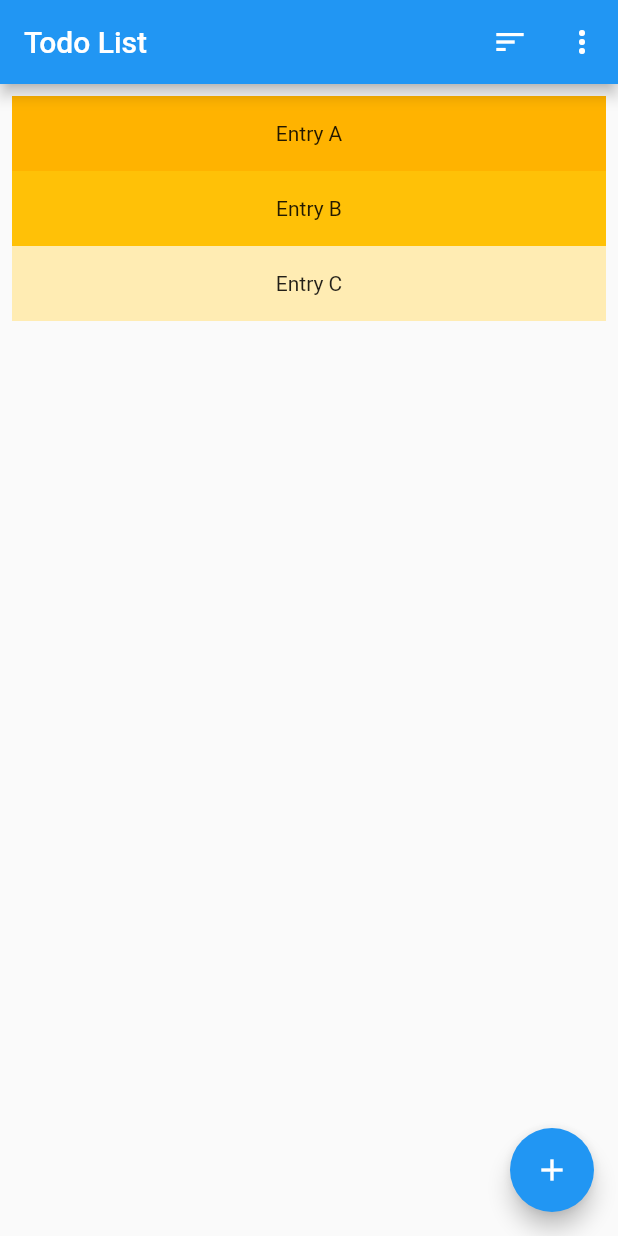
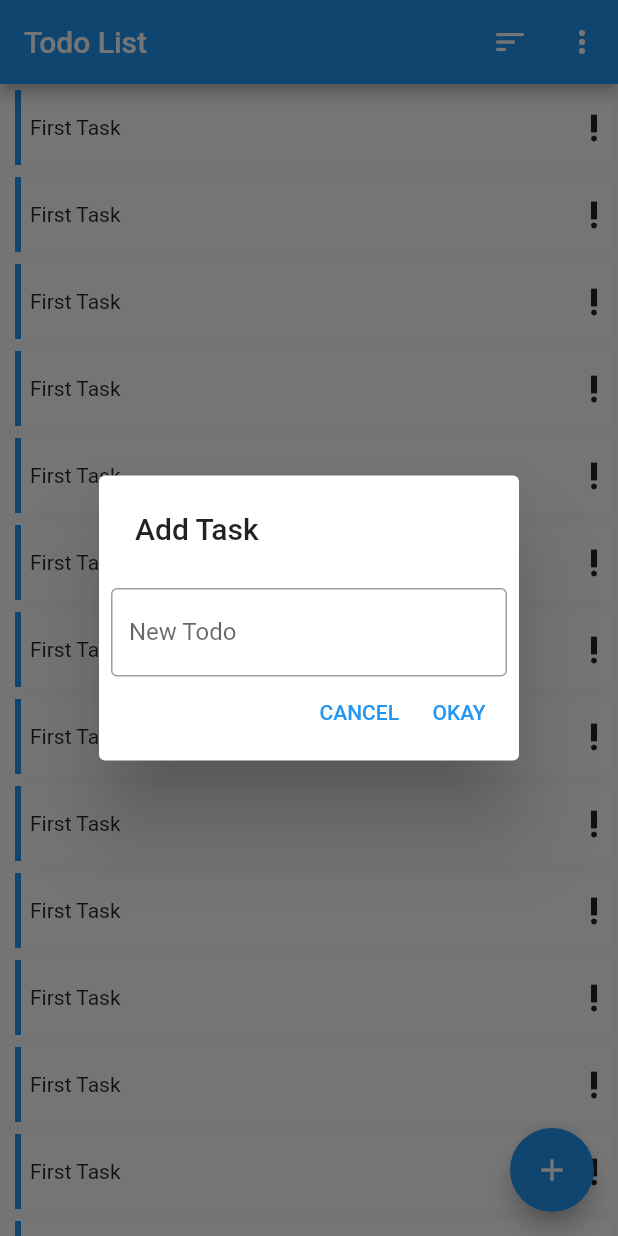
Before and after one commit to shashankdaima/flutter_todo, a Flutter app: the screen it shows after launch, after a tap on the "add" icon, on a phone screen of 412 x 824 dp. Run offline on Flutter 3.47's test engine with Material 2 defaults, Android fonts, the phone set to English and light mode, and no system bars; our stand-ins replace fluttertoast, google_fonts.

```diff
--- /dev/null
+++ b/lib/data/Todo.dart
@@ -0,0 +1,11 @@
+
+class Todo{
+  final int id;
+  final String title;
+  final DateTime currentTime=DateTime.now();
+
+  Todo({
+    required this.id,
+    required this.title
+  });
+}
--- a/lib/presentation/home.dart
+++ b/lib/presentation/home.dart
@@ -7,16 +7,16 @@ class Home extends StatefulWidget {
   @override
   _HomeState createState() => _HomeState();
 }
+
 final List<String> entries = <String>['A', 'B', 'C'];
 final List<int> colorCodes = <int>[600, 500, 100];
-
 
 class _HomeState extends State<Home> {
   @override
   Widget build(BuildContext context) {
     return Scaffold(
       appBar: AppBar(
-        title: Text("Todo List "),
+        title: Text("Todo List"),
         actions: <Widget>[
           IconButton(
             icon: Icon(
@@ -35,21 +35,57 @@ class _HomeState extends State<Home> {
           ),
         ],
       ),
-      body:ListView.builder(
-          itemCount: entries.length,padding:const EdgeInsets.all(8),
+      body: ListView.builder(
+          itemCount: 30,
           itemBuilder: (BuildContext context, int index) {
             return Container(
               height: 50,
-              color: Colors.amber[colorCodes[index]],
-              child: Center(child: Text('Entry ${entries[index]}')),
+              color: Colors.white,
+              child: Row(
+                children: [
+                  VerticalDivider(color: Colors.blue, thickness: 4),
+                  Text('First Task'),
+                  Spacer(),
+                  Icon(
+                    Icons.priority_high_outlined,
+                  ),
+                ],
+              ),
+              margin: const EdgeInsets.all(4),
             );
-          }
+          }),
+      floatingActionButton: FloatingActionButton(
+          onPressed: () {
+             showDialog(
+              context: context,
+              builder: (ctx) => AlertDialog(
+                title: Text("Add Task"),
+                actions: <Widget>[
+                  TextFormField(
+                    initialValue: '',
+                    decoration: InputDecoration(
+                      labelText: 'New Todo',
+                      border: OutlineInputBorder(),
 
-      )
-      ,
-      floatingActionButton: FloatingActionButton(onPressed: () {  },
-          child: const Icon(Icons.add)
-      ),
+                    ),
+
+
+                  ),
+                  Row(
+                    children: [
+                    TextButton(
+                          onPressed: () => makeToast("CANCELLED"),
+                          child: Text("CANCEL")),
+                      TextButton(onPressed: () => makeToast("OK"), child: Text("OKAY")),
+
+                    ],
+                    mainAxisAlignment: MainAxisAlignment.end,
+                  )
+                ],
+              ),
+            );
+          },
+          child: const Icon(Icons.add)),
     );
   }
 
@@ -64,11 +100,14 @@ class _HomeState extends State<Home> {
         break;
     }
   }
+
+
+
 }
 
 void makeToast(String s) {
   Fluttertoast.showToast(
-      msg:s,
+      msg: s,
       toastLength: Toast.LENGTH_SHORT,
       gravity: ToastGravity.BOTTOM,
       timeInSecForIosWeb: 1,
```
